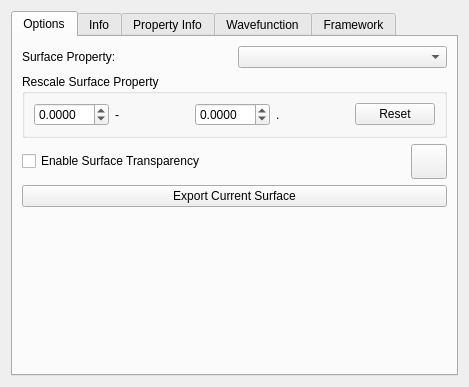
This is src/childpropertycontroller.ui in peterspackman/crystalexplorer as Qt 5 draws it before an edit. The edited form follows.
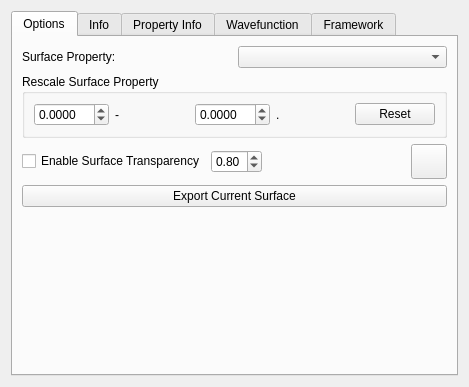
This is the edited form. Icons and pictures are not drawn.

Commit message:
Add transparency settings on UI and functionality to update alpha. (#23)
* Add transparency settings on UI and functionality to update alpha.

* Tidy up code formatting for ply_reader

* Merge meshpropertymodel changes

---------

```diff
--- a/src/childpropertycontroller.ui
+++ b/src/childpropertycontroller.ui
@@ -134,6 +134,35 @@
            </property>
           </widget>
          </item>
+         <item>
+          <widget class="QDoubleSpinBox" name="transparencySpinBox">
+           <property name="minimum">
+            <double>0.600000000000000</double>
+           </property>
+           <property name="maximum">
+            <double>1.000000000000000</double>
+           </property>
+           <property name="singleStep">
+            <double>0.020000000000000</double>
+           </property>
+           <property name="value">
+            <double>0.800000000000000</double>
+           </property>
+          </widget>
+         </item>
+         <item>
+          <spacer name="horizontalSpacer">
+           <property name="orientation">
+            <enum>Qt::Orientation::Horizontal</enum>
+           </property>
+           <property name="sizeHint" stdset="0">
+            <size>
+             <width>40</width>
+             <height>20</height>
+            </size>
+           </property>
+          </spacer>
+         </item>
          <item>
           <widget class="QToolButton" name="showFingerprintButton">
            <property name="toolTip">
```
The commit also changes 9 other files.
